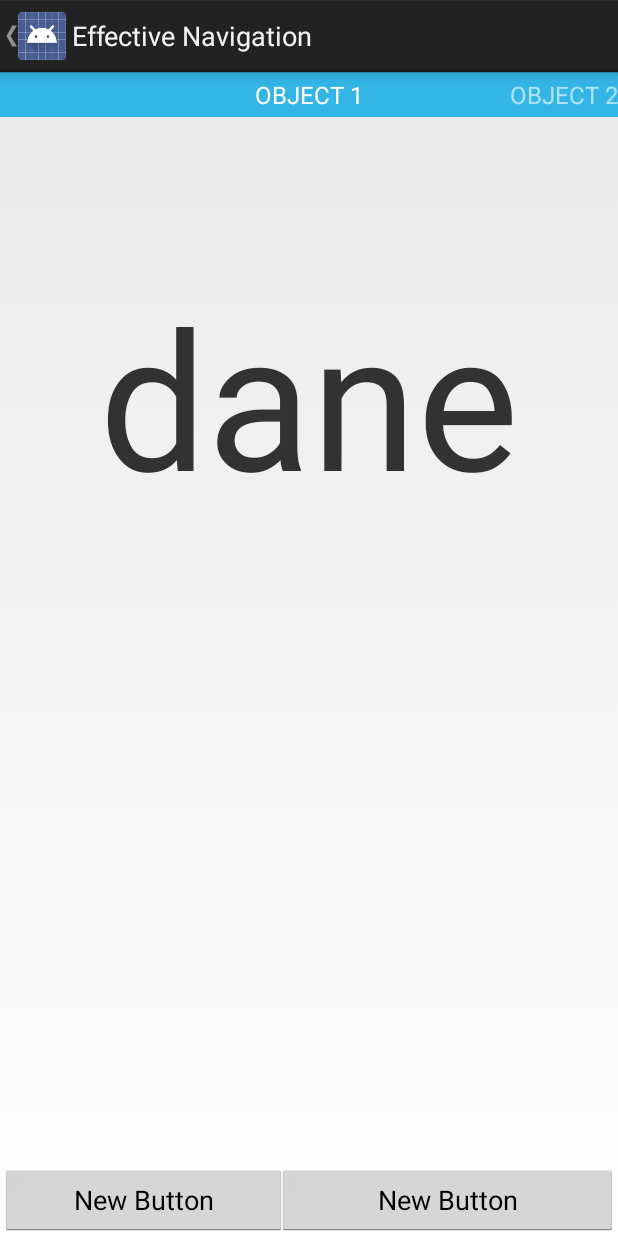
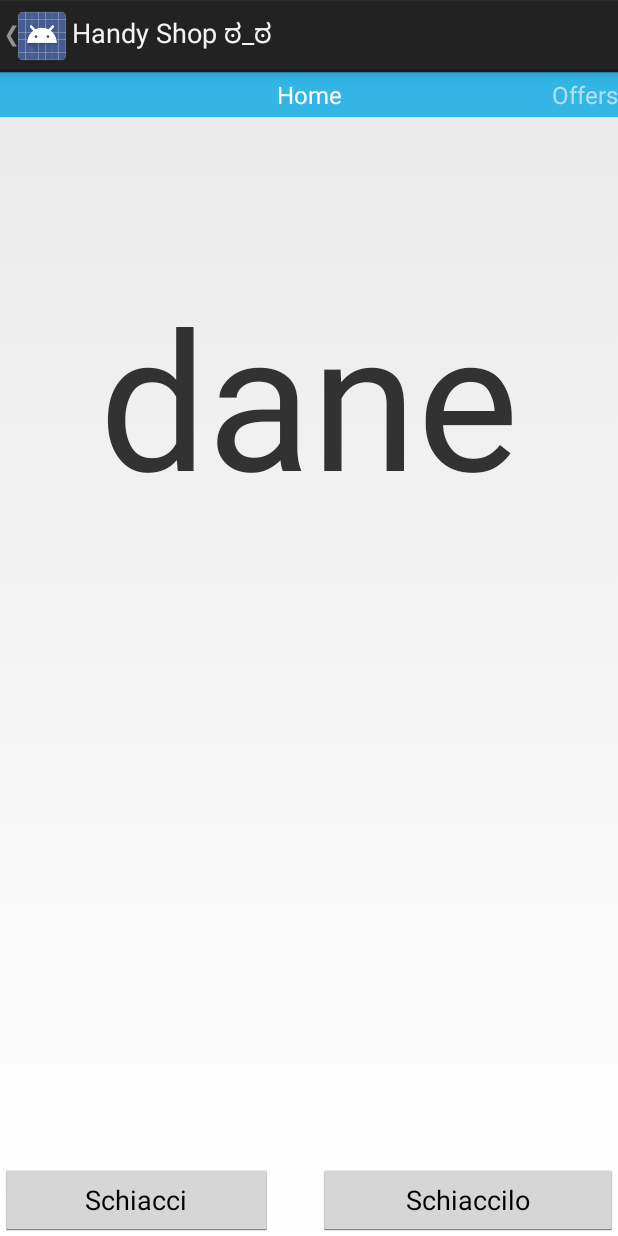
Before and after one commit to danekn/MaPS, an Android app: the screen it shows after launch (MainActivity), on a phone screen of 412 x 824 dp. Run offline under Robolectric (Android 15) with nearby library versions, the phone set to English and light mode, and no system bars.

Commit message:
Fragment Class Division

```diff
--- a/app/src/main/AndroidManifest.xml
+++ b/app/src/main/AndroidManifest.xml
@@ -15,7 +15,7 @@
   -->
 
 <manifest xmlns:android="http://schemas.android.com/apk/res/android"
-    package="com.example.android.effectivenavigation"
+    package="com.example.android.handyshop"
     android:versionCode="1"
     android:versionName="1.0">
 
@@ -25,7 +25,7 @@
         android:icon="@drawable/ic_launcher"
         android:theme="@android:style/Theme.Holo.Light.DarkActionBar">
 
-        <activity android:name=".MainActivity" android:label="@string/app_name">
+        <activity android:name="com.example.android.handyshop.MainActivity" android:label="Handy Shop ಠ_ಠ ">
             <intent-filter>
                 <action android:name="android.intent.action.MAIN" />
                 <category android:name="android.intent.category.LAUNCHER" />
--- a/app/src/main/java/com/example/android/effectivenavigation/MainActivity.java
+++ /dev/null
@@ -1,181 +0,0 @@
-/*
- * Copyright 2012 The Android Open Source Project
- *
- * Licensed under the Apache License, Version 2.0 (the "License");
- * you may not use this file except in compliance with the License.
- * You may obtain a copy of the License at
- *
- *     http://www.apache.org/licenses/LICENSE-2.0
- *
- * Unless required by applicable law or agreed to in writing, software
- * distributed under the License is distributed on an "AS IS" BASIS,
- * WITHOUT WARRANTIES OR CONDITIONS OF ANY KIND, either express or implied.
- * See the License for the specific language governing permissions and
- * limitations under the License.
- */
-
-package com.example.android.effectivenavigation;
-
-import android.app.ActionBar;
-import android.content.Intent;
-import android.os.Bundle;
-import android.support.v4.app.Fragment;
-import android.support.v4.app.FragmentActivity;
-import android.support.v4.app.FragmentManager;
-import android.support.v4.app.FragmentStatePagerAdapter;
-import android.support.v4.app.NavUtils;
-import android.support.v4.app.TaskStackBuilder;
-import android.support.v4.view.ViewPager;
-import android.view.LayoutInflater;
-import android.view.MenuItem;
-import android.view.View;
-import android.view.ViewGroup;
-import android.widget.TextView;
-
-public class MainActivity extends FragmentActivity {
-
-    /**
-     * The {@link android.support.v4.view.PagerAdapter} that will provide fragments representing
-     * each object in a collection. We use a {@link android.support.v4.app.FragmentStatePagerAdapter}
-     * derivative, which will destroy and re-create fragments as needed, saving and restoring their
-     * state in the process. This is important to conserve memory and is a best practice when
-     * allowing navigation between objects in a potentially large collection.
-     */
-    DemoCollectionPagerAdapter mDemoCollectionPagerAdapter;
-
-    /**
-     * The {@link android.support.v4.view.ViewPager} that will display the object collection.
-     */
-    ViewPager mViewPager;
-
-    public void onCreate(Bundle savedInstanceState) {
-        super.onCreate(savedInstanceState);
-        setContentView(R.layout.activity_collection_demo);
-
-        // Create an adapter that when requested, will return a fragment representing an object in
-        // the collection.
-        //
-        // ViewPager and its adapters use support library fragments, so we must use
-        // getSupportFragmentManager.
-        mDemoCollectionPagerAdapter = new DemoCollectionPagerAdapter(getSupportFragmentManager());
-
-        // Set up action bar.
-        final ActionBar actionBar = getActionBar();
-
-        // Specify that the Home button should show an "Up" caret, indicating that touching the
-        // button will take the user one step up in the application's hierarchy.
-        actionBar.setDisplayHomeAsUpEnabled(true);
-
-        // Set up the ViewPager, attaching the adapter.
-        mViewPager = (ViewPager) findViewById(R.id.pager);
-        mViewPager.setAdapter(mDemoCollectionPagerAdapter);
-    }
-
-    @Override
-    public boolean onOptionsItemSelected(MenuItem item) {
-        switch (item.getItemId()) {
-            case android.R.id.home:
-                // This is called when the Home (Up) button is pressed in the action bar.
-                // Create a simple intent that starts the hierarchical parent activity and
-                // use NavUtils in the Support Package to ensure proper handling of Up.
-                /*Intent upIntent = new Intent(this, MainActivity_0.class);
-                if (NavUtils.shouldUpRecreateTask(this, upIntent)) {
-                    // This activity is not part of the application's task, so create a new task
-                    // with a synthesized back stack.
-                    TaskStackBuilder.from(this)
-                            // If there are ancestor activities, they should be added here.
-                            .addNextIntent(upIntent)
-                            .startActivities();
-                    finish();
-                } else {
-                    // This activity is part of the application's task, so simply
-                    // navigate up to the hierarchical parent activity.
-                    NavUtils.navigateUpTo(this, upIntent);
-                }*/
-                return true;
-        }
-        return super.onOptionsItemSelected(item);
-    }
-
-    /**
-     * A {@link android.support.v4.app.FragmentStatePagerAdapter} that returns a fragment
-     * representing an object in the collection.
-     */
-    public static class DemoCollectionPagerAdapter extends FragmentStatePagerAdapter {
-
-        public DemoCollectionPagerAdapter(FragmentManager fm) {
-            super(fm);
-        }
-
-        @Override
-        public Fragment getItem(int i) {
-            Fragment fragment = new DemoObjectFragment();
-
-            Bundle args = new Bundle();
-
-            args.putInt(DemoObjectFragment.ARG_OBJECT, i + 1); // Our object is just an integer :-P
-            fragment.setArguments(args);
-            return fragment;
-        }
-
-        @Override
-        public int getCount() {
-            // For this contrived example, we have a 100-object collection.
-            return 3;
-        }
-
-        @Override
-        public CharSequence getPageTitle(int position) {
-            return "OBJECT " + (position + 1);
-        }
-    }
-
-    /**
-     * A dummy fragment representing a section of the app, but that simply displays dummy text.
-     */
-    public static class DemoObjectFragment extends Fragment {
-
-        public static final String ARG_OBJECT = "object";
-
-
-
-
-        @Override
-        public View onCreateView(LayoutInflater inflater, ViewGroup container, Bundle savedInstanceState)
-        {
-            Bundle args = getArguments();
-
-            //switchare qui e ci passi layout diversi
-            if (args.getInt(ARG_OBJECT)==1) {
-                View rootView = inflater.inflate(R.layout.home, container, false);
-                ((TextView) rootView.findViewById(R.id.account)).setText("dane");
-                return rootView;
-
-            }
-            if(args.getInt(ARG_OBJECT)==2){
-                //2 CLASSE
-                View rootView = inflater.inflate(R.layout.requests, container, false);
-                ((TextView) rootView.findViewById(R.id.requests)).setText(
-                        Integer.toString(args.getInt(ARG_OBJECT)));
-                return rootView;
-
-            }
-            if(args.getInt(ARG_OBJECT)==3) {
-                //1 CLASSE
-                View rootView = inflater.inflate(R.layout.offers, container, false);
-                ((TextView) rootView.findViewById(R.id.offers)).setText(
-                        Integer.toString(args.getInt(ARG_OBJECT)));
-                return rootView;
-            }
-        return null;
-        }
-
-    }
-
-public void insert(View v) {
-    System.out.println("ALOOOOOOOOO");
-    mViewPager.setCurrentItem(2);
-    System.out.println("ALEEEEEEEEEE");
-}
-
-}
--- /dev/null
+++ b/app/src/main/java/com/example/android/handyshop/MainActivity.java
@@ -0,0 +1,206 @@
+/*
+ * Copyright 2012 The Android Open Source Project
+ *
+ * Licensed under the Apache License, Version 2.0 (the "License");
+ * you may not use this file except in compliance with the License.
+ * You may obtain a copy of the License at
+ *
+ *     http://www.apache.org/licenses/LICENSE-2.0
+ *
+ * Unless required by applicable law or agreed to in writing, software
+ * distributed under the License is distributed on an "AS IS" BASIS,
+ * WITHOUT WARRANTIES OR CONDITIONS OF ANY KIND, either express or implied.
+ * See the License for the specific language governing permissions and
+ * limitations under the License.
+ */
+
+package com.example.android.handyshop;
+
+import android.app.ActionBar;
+import android.os.Bundle;
+import android.support.v4.app.Fragment;
+import android.support.v4.app.FragmentActivity;
+import android.support.v4.app.FragmentManager;
+import android.support.v4.app.FragmentStatePagerAdapter;
+import android.support.v4.view.ViewPager;
+import android.view.LayoutInflater;
+import android.view.View;
+import android.view.ViewGroup;
+import android.widget.TextView;
+
+public class MainActivity extends FragmentActivity {
+
+    /**
+     * The {@link android.support.v4.view.PagerAdapter} that will provide fragments representing
+     * each object in a collection. We use a {@link android.support.v4.app.FragmentStatePagerAdapter}
+     * derivative, which will destroy and re-create fragments as needed, saving and restoring their
+     * state in the process. This is important to conserve memory and is a best practice when
+     * allowing navigation between objects in a potentially large collection.
+     */
+    CollectionPagerAdapter myCollectionPagerAdapter;
+
+    /**
+     * The {@link android.support.v4.view.ViewPager} that will display the object collection.
+     */
+    static ViewPager mViewPager;
+
+    public void onCreate(Bundle savedInstanceState) {
+        super.onCreate(savedInstanceState);
+        setContentView(R.layout.activity_main);
+
+        // Create an adapter that when requested, will return a fragment representing an object in
+        // the collection.
+        //
+        // ViewPager and its adapters use support library fragments, so we must use
+        // getSupportFragmentManager.
+        myCollectionPagerAdapter = new CollectionPagerAdapter(getSupportFragmentManager());
+
+        // Set up action bar.
+        final ActionBar actionBar = getActionBar();
+
+        // Specify that the Home button should show an "Up" caret, indicating that touching the
+        // button will take the user one step up in the application's hierarchy.
+        actionBar.setDisplayHomeAsUpEnabled(true);
+
+        // Set up the ViewPager, attaching the adapter.
+        mViewPager = (ViewPager) findViewById(R.id.pager);
+        mViewPager.setAdapter(myCollectionPagerAdapter);
+    }
+
+
+    /**
+     * A {@link android.support.v4.app.FragmentStatePagerAdapter} that returns a fragment
+     * representing an object in the collection.
+     */
+    public static class CollectionPagerAdapter extends FragmentStatePagerAdapter {
+
+        public CollectionPagerAdapter(FragmentManager fm) {
+            super(fm);
+        }
+
+        @Override
+        public Fragment getItem(int i) {
+            Fragment fragment = null;
+            //Bundle args=null;
+            switch (i) {
+                case 0:
+                    fragment = new HomeFragment();
+                    //args = new Bundle();
+                    //args.putInt(HomeFragment.ARG_OBJECT, i);
+                    //fragment.setArguments(args);
+                    return fragment;
+                case 1:
+                    fragment = new RequestsFragment();
+
+                    return fragment;
+                case 2:
+                    fragment = new OffersFragment();
+
+                    return fragment;
+                case 3:
+                    fragment = new InsertFragment();
+                    return fragment;
+                default:
+                    return fragment;
+            }
+        }
+        @Override
+        public int getCount() {
+            // For this contrived example, we have a 100-object collection.
+            return 4;
+        }
+
+        @Override
+        public CharSequence getPageTitle(int position) {
+            switch (position) {
+                case 0:
+                    return "Home";
+
+                case 1:
+                    return "Offers";
+
+                case 2:
+                    return "Requests";
+
+                case 3:
+                    return "Insert";
+
+                default:
+                    return "";
+
+            }
+
+        }
+    }
+
+    public static class HomeFragment extends Fragment{
+
+        public static final String ARG_OBJECT = "object";
+
+        @Override
+        public View onCreateView(LayoutInflater inflater, ViewGroup container, Bundle savedInstanceState) {
+            Bundle args = getArguments();
+            View rootView = null;
+            rootView = inflater.inflate(R.layout.home, container, false);
+            ((TextView) rootView.findViewById(R.id.account)).setText("dane");
+            return rootView;
+        }
+
+        public static void insert(View v) {
+            System.out.println("tappooo");
+            mViewPager.setCurrentItem(3);
+
+        }
+    }
+
+    public static class RequestsFragment extends Fragment {
+
+        public static final String ARG_OBJECT = "object";
+
+        @Override
+        public View onCreateView(LayoutInflater inflater, ViewGroup container, Bundle savedInstanceState) {
+            Bundle args = getArguments();
+            View rootView = null;
+            rootView = inflater.inflate(R.layout.requests, container, false);
+            ((TextView) rootView.findViewById(R.id.titolo_r)).setText("Richiedimento");
+            return rootView;
+        }
+
+
+
+    }
+
+    public static class OffersFragment extends Fragment {
+
+        public static final String ARG_OBJECT = "object";
+
+        @Override
+        public View onCreateView(LayoutInflater inflater, ViewGroup container, Bundle savedInstanceState) {
+            Bundle args = getArguments();
+            View rootView = null;
+            rootView = inflater.inflate(R.layout.offers, container, false);
+            ((TextView) rootView.findViewById(R.id.titolo_o)).setText("Offrimento");
+            return rootView;
+        }
+
+
+
+    }
+
+    public static class InsertFragment extends Fragment {
+
+        public static final String ARG_OBJECT = "object";
+
+        @Override
+        public View onCreateView(LayoutInflater inflater, ViewGroup container, Bundle savedInstanceState) {
+            Bundle args = getArguments();
+            View rootView = null;
+            rootView = inflater.inflate(R.layout.insert, container, false);
+            ((TextView) rootView.findViewById(R.id.titolo_i)).setText("Inserimento");
+            return rootView;
+        }
+
+
+
+    }
+}
--- a/app/src/main/res/layout/activity_collection_demo.xml
+++ /dev/null
@@ -1,35 +0,0 @@
-<!--
-  Copyright 2012 The Android Open Source Project
-
-  Licensed under the Apache License, Version 2.0 (the "License");
-  you may not use this file except in compliance with the License.
-  You may obtain a copy of the License at
-
-      http://www.apache.org/licenses/LICENSE-2.0
-
-  Unless required by applicable law or agreed to in writing, software
-  distributed under the License is distributed on an "AS IS" BASIS,
-  WITHOUT WARRANTIES OR CONDITIONS OF ANY KIND, either express or implied.
-  See the License for the specific language governing permissions and
-  limitations under the License.
-  -->
-
-<android.support.v4.view.ViewPager xmlns:android="http://schemas.android.com/apk/res/android"
-    android:id="@+id/pager"
-    android:layout_width="match_parent"
-    android:layout_height="match_parent">
-
-    <!--
-    This title strip will display the currently visible page title, as well as the page
-    titles for adjacent pages.
-    -->
-    <android.support.v4.view.PagerTitleStrip android:id="@+id/pager_title_strip"
-        android:layout_width="match_parent"
-        android:layout_height="wrap_content"
-        android:layout_gravity="top"
-        android:background="#33b5e5"
-        android:textColor="#fff"
-        android:paddingTop="4dp"
-        android:paddingBottom="4dp" />
-
-</android.support.v4.view.ViewPager>
--- a/app/src/main/res/layout/activity_main.xml
+++ b/app/src/main/res/layout/activity_main.xml
@@ -17,4 +17,19 @@
 <android.support.v4.view.ViewPager xmlns:android="http://schemas.android.com/apk/res/android"
     android:id="@+id/pager"
     android:layout_width="match_parent"
-    android:layout_height="match_parent" />
+    android:layout_height="match_parent">
+
+    <!--
+    This title strip will display the currently visible page title, as well as the page
+    titles for adjacent pages.
+    -->
+    <android.support.v4.view.PagerTitleStrip android:id="@+id/pager_title_strip"
+        android:layout_width="match_parent"
+        android:layout_height="wrap_content"
+        android:layout_gravity="top"
+        android:background="#33b5e5"
+        android:textColor="#fff"
+        android:paddingTop="4dp"
+        android:paddingBottom="4dp" />
+
+</android.support.v4.view.ViewPager>
--- a/app/src/main/res/layout/home.xml
+++ b/app/src/main/res/layout/home.xml
@@ -12,21 +12,21 @@
     android:padding="32dp" />
 
     <Button
-        android:layout_width="191dp"
+        android:layout_width="182dp"
         android:layout_height="wrap_content"
-        android:text="New Button"
+        android:text="Schiacci"
         android:id="@+id/button2"
         android:layout_gravity="bottom"
         android:layout_weight="0.79" />
 
     <Button
-        android:layout_width="227dp"
+        android:layout_width="200dp"
         android:layout_height="wrap_content"
-        android:text="New Button"
+        android:text="Schiaccilo"
         android:id="@+id/button"
         android:layout_gravity="right|bottom"
         android:layout_weight="0.79"
-        android:onClick="insert"/>
+        android:onClick="HomeFragment.insert"/>
 
 
 </FrameLayout>
--- a/app/src/main/res/layout/offers.xml
+++ b/app/src/main/res/layout/offers.xml
@@ -1,6 +1,6 @@
 
 <TextView xmlns:android="http://schemas.android.com/apk/res/android"
-    android:id="@+id/offers"
+    android:id="@+id/titolo_o"
     android:layout_width="match_parent"
     android:layout_height="match_parent"
     android:gravity="center"
--- a/app/src/main/res/layout/requests.xml
+++ b/app/src/main/res/layout/requests.xml
@@ -1,5 +1,5 @@
 <TextView xmlns:android="http://schemas.android.com/apk/res/android"
-    android:id="@+id/requests"
+    android:id="@+id/titolo_r"
     android:layout_width="match_parent"
     android:layout_height="match_parent"
     android:gravity="center"
```
Also changed, not shown: app/src/main/res/layout/insert.xml (added, +16 -0 lines), app/src/main/java/com/example/android/handyshop/MainActivity_0.java (added).
